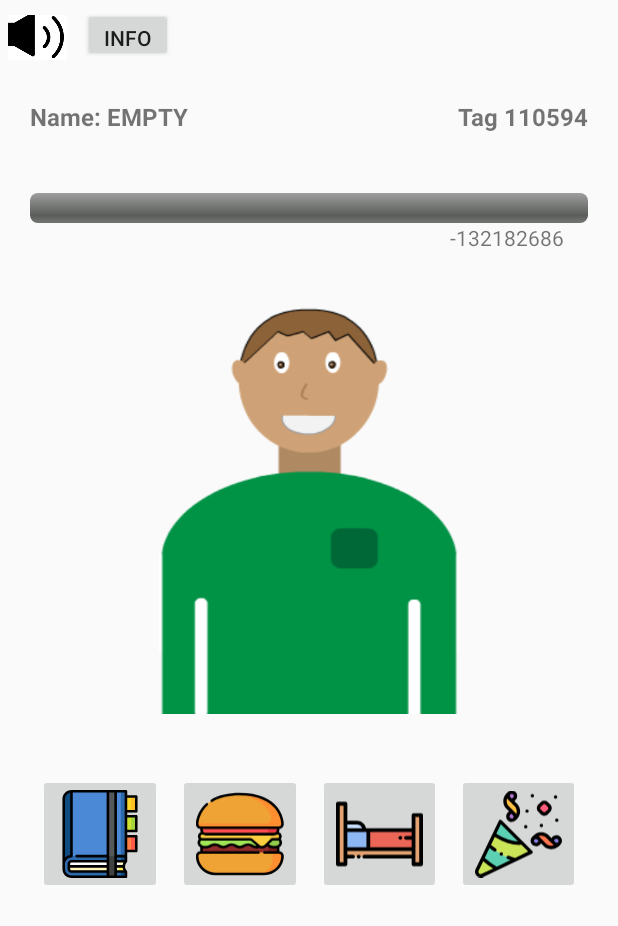
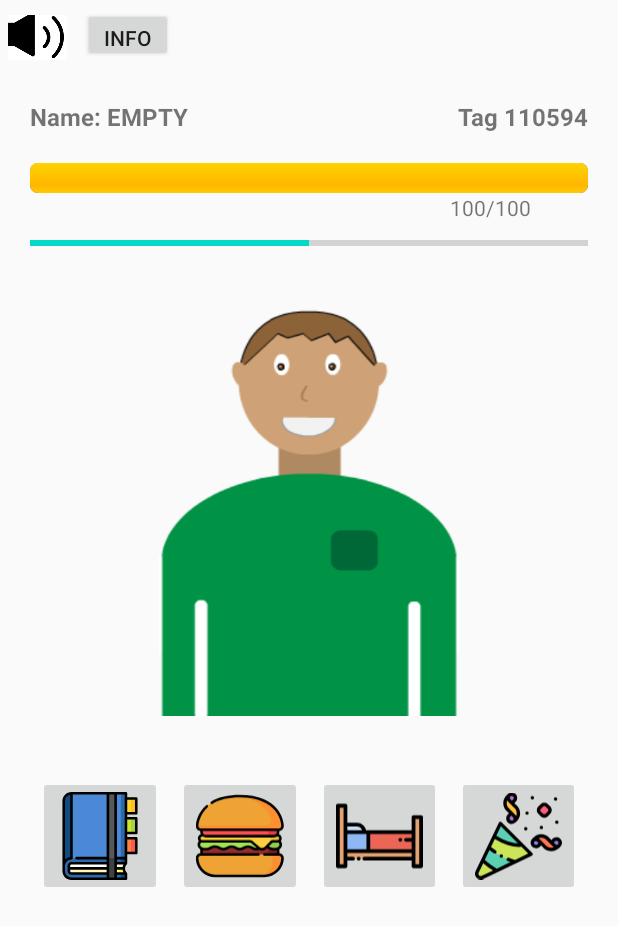
Before and after one commit to lnbs97/Studigotchi, an Android app: the MainActivity screen opened directly, with no data from a screen before it, on a phone screen of 412 x 824 dp. Shown: the top 926 px of the screen. Run offline under Robolectric (Android 15) with nearby library versions, the phone set to English and light mode, and no system bars.

Commit message:
Eat-Button produktiv Energyleiste implementiert

```diff
--- a/app/src/main/java/com/example/studigotchi/MainActivity.java
+++ b/app/src/main/java/com/example/studigotchi/MainActivity.java
@@ -11,6 +11,7 @@ import android.graphics.drawable.AnimationDrawable;
 import android.media.MediaPlayer;
 import android.os.Build;
 import android.os.Bundle;
+import android.os.Handler;
 import android.view.View;
 import android.widget.Button;
 import android.widget.ImageButton;
@@ -36,6 +37,7 @@ public class MainActivity extends AppCompatActivity {
     private Button infoButton;
     private AnimationDrawable animation_happy;
     private ProgressBar pbHorizontal;
+    private ProgressBar pbEnergy;
     private TextView pbText;
 
     /* SharedPreferences Variablen START */
@@ -44,6 +46,7 @@ public class MainActivity extends AppCompatActivity {
     private long firstRunTime;
 
     private long learnClickTime;
+    private long energyClickTime;
     private long eatClickTime;
     private long sleepClickTime;
     private long partyClickTime;
@@ -67,10 +70,11 @@ public class MainActivity extends AppCompatActivity {
         onPauseTime = sharedPreferences.getLong("onPauseTime", 0);
         firstRunTime = sharedPreferences.getLong("firstRunTime", 0);
 
-        learnClickTime = sharedPreferences.getLong("learnClickTime", 0);
-        eatClickTime = sharedPreferences.getLong("eatClickTime", 0);
-        sleepClickTime = sharedPreferences.getLong("sleepClickTime", 0);
-        partyClickTime = sharedPreferences.getLong("partyClickTime", 0);
+        learnClickTime = sharedPreferences.getLong("learnClickTime", System.currentTimeMillis());
+        eatClickTime = sharedPreferences.getLong("eatClickTime", System.currentTimeMillis());
+        sleepClickTime = sharedPreferences.getLong("sleepClickTime", System.currentTimeMillis());
+        partyClickTime = sharedPreferences.getLong("partyClickTime", System.currentTimeMillis());
+        energyClickTime = sharedPreferences.getLong("energyClickTime", System.currentTimeMillis());
 
         isLearning = sharedPreferences.getBoolean("isLearning", false);
         isEating = sharedPreferences.getBoolean("isEating", false);
@@ -81,7 +85,7 @@ public class MainActivity extends AppCompatActivity {
         playerName = sharedPreferences.getString("playerName", "EMPTY");
 
         learnValue = sharedPreferences.getInt("learnValue", 100);
-        energyValue = sharedPreferences.getInt("energyValue", 100);
+        energyValue = sharedPreferences.getInt("energyValue", 50);
         studyDays = sharedPreferences.getInt("studyDays", 0);
     }
 
@@ -95,6 +99,7 @@ public class MainActivity extends AppCompatActivity {
                 .putLong("eatClickTime", eatClickTime)
                 .putLong("sleepClickTime", sleepClickTime)
                 .putLong("partyClickTime", partyClickTime)
+                .putLong("energyClickTime", energyClickTime)
                 .putBoolean("isLearning", isLearning)
                 .putBoolean("isEating", isEating)
                 .putBoolean("isSleeping", isSleeping)
@@ -114,12 +119,14 @@ public class MainActivity extends AppCompatActivity {
 
         isFirstRun = true;
         learnValue = 100;
+        energyValue = 100;
         editor.putLong("onPauseTime", 0)
                 .putLong("firstRunTime", firstRunTime)
-                .putLong("learnClickTime", 0)
-                .putLong("eatClickTime", 0)
-                .putLong("sleepClickTime", 0)
-                .putLong("partyClickTime", 0)
+                .putLong("learnClickTime", System.currentTimeMillis())
+                .putLong("eatClickTime", System.currentTimeMillis())
+                .putLong("sleepClickTime", System.currentTimeMillis())
+                .putLong("partyClickTime", System.currentTimeMillis())
+                .putLong("energyClickTime", System.currentTimeMillis())
                 .putBoolean("isLearning", false)
                 .putBoolean("isEating", false)
                 .putBoolean("isSleeping", false)
@@ -164,6 +171,7 @@ public class MainActivity extends AppCompatActivity {
 
         // Get progress bar
         pbHorizontal = findViewById(R.id.pbHorizontal);
+        pbEnergy = findViewById(R.id.pbEnergy);
         pbText = findViewById(R.id.pbText);
 
         // set up studi image
@@ -205,6 +213,7 @@ public class MainActivity extends AppCompatActivity {
             @Override
             public void onClick(View view) {
                 if(isLearning || isSleeping || isEating || isPartying) return;
+                feed();
                 mpButtonSound.start();
                 mpFeedSound.start();
             }
@@ -229,26 +238,34 @@ public class MainActivity extends AppCompatActivity {
 
 
     protected void startProg() {
-        long currentTime = System.currentTimeMillis() / 1000L;
+        long currentTime = System.currentTimeMillis();
 
-        /*Studigotchi ist am lernen, Background Image wird auf Lernen gesetzt*/
+        /*Studigotchi ist am lernen, Background Animation wird auf Lernen gesetzt*/
         if (isLearning && currentTime <= learnClickTime) {
             mStudiImageView.setBackgroundResource(R.drawable.animation_learn);
+            mStudiImageView.setBackgroundResource(R.drawable.animation_learn);
+            animation_happy = (AnimationDrawable) mStudiImageView.getBackground();
         }
-        //Wenn der Studi fertig gerlernt hat -> +30 Punkte und stillLearning auf false
+        //Wenn der Studi fertig gerlernt hat
         if (isLearning && currentTime >= learnClickTime) {
             isLearning = false;
         }
-        //Wenn der Studi nicht mehr lernt, und nach "nach lernen Zeit" vorbei ist, Punktabzug
+        //Wenn der Studi nicht mehr lernt, und Zeit seit lernen vergangen ist, Punktabzug
         //Außerdem wird das Bild durch checkState geprüft und ggf. abgeändert
-        if (!isLearning && currentTime > (learnClickTime + 10L)) {
-            long passedTime = System.currentTimeMillis();
-            passedTime = (passedTime - onPauseTime) / 1000;
+        if (!isLearning && currentTime > learnClickTime) {
+
+            long passedTimeLearning = (System.currentTimeMillis() - learnClickTime);
+            long passedTimeEnergy = (System.currentTimeMillis() - energyClickTime);
             //Todo: Sekunden abändern zu Stunden
-            learnValue -= passedTime * 0.83;
+            learnValue -= 0.5*(passedTimeLearning /1000);
+            energyValue -= 0.5*(passedTimeEnergy / 1000);
+
+            mStudiImageView = findViewById(R.id.imageView_studi);
             mStudiImageView.setBackgroundResource(R.drawable.studianimation);
+            animation_happy = (AnimationDrawable) mStudiImageView.getBackground();
         }
         updateLearnPb();
+        updateEnergyPb();
 
         if (!isLearning) {
             checkState(learnValue);
@@ -261,8 +278,6 @@ public class MainActivity extends AppCompatActivity {
         getSharedPrefs();
 
         playBackgroundSound();
-
-        pbText.setText(learnValue + "/" + pbHorizontal.getMax());
 
         //Abfrage, ob App das erste mal aufgerufen wurde
         if (isFirstRun) {
@@ -363,16 +378,49 @@ public class MainActivity extends AppCompatActivity {
      * Hier bitte ergänzen, was passieren soll, wenn der Studi lernt.
      */
     private void learn() {
+        if(energyValue<=30){
+            Toast.makeText(getApplicationContext(), "Du brauchst Energie zum Lernen - Iss doch etwas!", Toast.LENGTH_SHORT).show();
+            return;
+        }
         // Bild ändern auf Lernen Bild
         mStudiImageView.setBackgroundResource(R.drawable.animation_learn);
         animation_happy = (AnimationDrawable) mStudiImageView.getBackground();
         animation_happy.start();
+        //Alarm fuer Benachrichtigung starten
         startAlarm();
 
+
         learnValue += 30;
-        learnClickTime = System.currentTimeMillis() / 1000L + 10L;
+        energyValue -= 30;
+        learnClickTime = System.currentTimeMillis();
         isLearning = true;
         updateLearnPb();
+        updateEnergyPb();
+    }
+
+    private void feed(){
+        //Bild aendern auf essen
+        mStudiImageView.setBackgroundResource(R.drawable.studi_eating);
+        isEating = true;
+        energyValue += 10;
+        updateEnergyPb();
+        energyClickTime = System.currentTimeMillis();
+        //Alarm fuer Benachrichtigung starten
+        startAlarm();
+        //Handler ruft nach 3 Sekunden die naechste Methode auf
+        Handler handler = new Handler();
+        handler.postDelayed(new Runnable() {
+            public void run() {
+                feedOver();
+            }
+        }, 3000);
+    }
+
+    private void feedOver(){
+        mStudiImageView = findViewById(R.id.imageView_studi);
+        mStudiImageView.setBackgroundResource(R.drawable.studianimation);
+        animation_happy = (AnimationDrawable) mStudiImageView.getBackground();
+        isEating = false;
     }
 
     private void updateLearnPb(){
@@ -383,6 +431,17 @@ public class MainActivity extends AppCompatActivity {
                 .setDuration(2000)
                 .start();
         pbText.setText(learnValue + "/" + pbHorizontal.getMax());
+    }
+
+    private void updateEnergyPb(){
+        if (energyValue > 100) {
+            energyValue = 100;
+        }else if(energyValue < 0){
+            energyValue = 0;
+        }
+        ObjectAnimator.ofInt(pbEnergy, "progress", energyValue)
+                .setDuration(2000)
+                .start();
     }
     /**
      * Notificationchannel wird gestartet.
--- a/app/src/main/res/layout/activity_main.xml
+++ b/app/src/main/res/layout/activity_main.xml
@@ -75,7 +75,9 @@
         style="@android:style/Widget.ProgressBar.Horizontal"
         android:layout_width="fill_parent"
         android:layout_height="wrap_content"
-        android:layout_margin="20dp"
+        android:layout_marginRight="20dp"
+        android:layout_marginLeft="20dp"
+        android:layout_marginBottom="20dp"
         android:max="100"
         android:progress="50" />
 
@@ -85,6 +87,17 @@
         android:layout_height="20dp"
         android:layout_marginLeft="300dp"
         android:layout_marginTop="-20dp" />
+
+    <ProgressBar
+        android:id="@+id/pbEnergy"
+        style="?android:attr/progressBarStyleHorizontal"
+        android:layout_width="fill_parent"
+        android:layout_height="wrap_content"
+        android:layout_marginRight="20dp"
+        android:layout_marginLeft="20dp"
+        android:layout_marginTop="5dp"
+        android:max="100"
+        android:progress="50"  />
 
     <ImageView
         android:id="@+id/imageView_studi"
```
